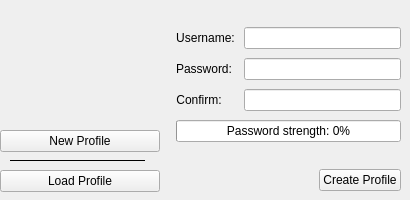
The window that src/loginscreen.ui (qTox/qTox) describes before a commit, drawn with Qt 5.
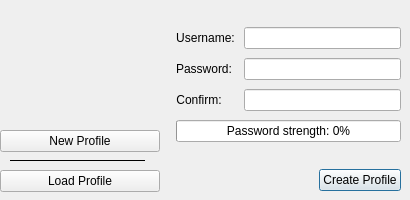
The same window after the commit. Icons and pictures are not drawn. Custom widgets are drawn as their Qt base class.

Diff of the .ui file:
```diff
--- a/src/loginscreen.ui
+++ b/src/loginscreen.ui
@@ -1,7 +1,7 @@
 <?xml version="1.0" encoding="UTF-8"?>
 <ui version="4.0">
  <class>LoginScreen</class>
- <widget class="QWidget" name="LoginScreen">
+ <widget class="QDialog" name="LoginScreen">
   <property name="geometry">
    <rect>
     <x>0</x>
```
